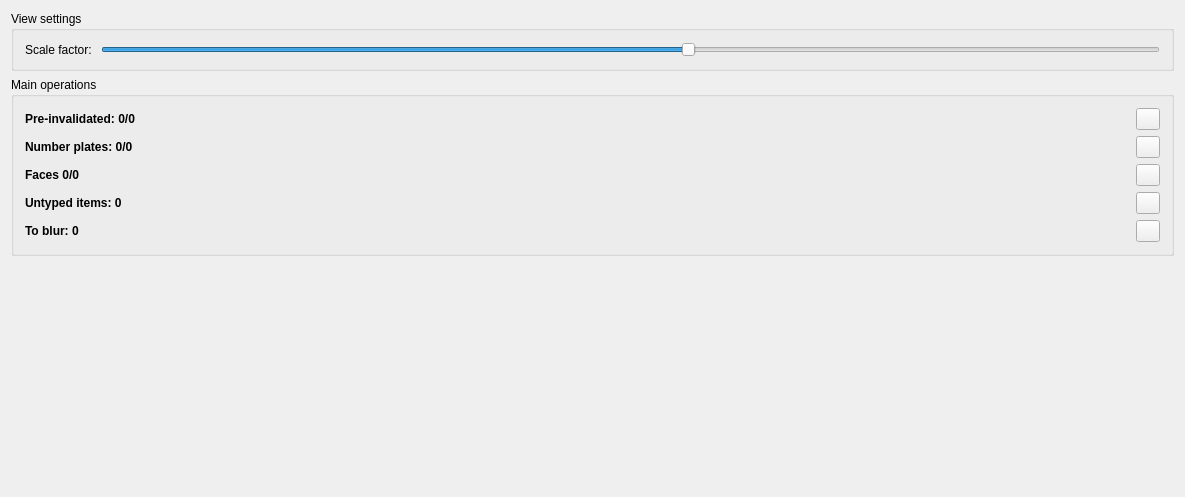
First picture: the form in ui/mainwindow.ui, repository 3d4pi/yafdb-validator, before the edit.
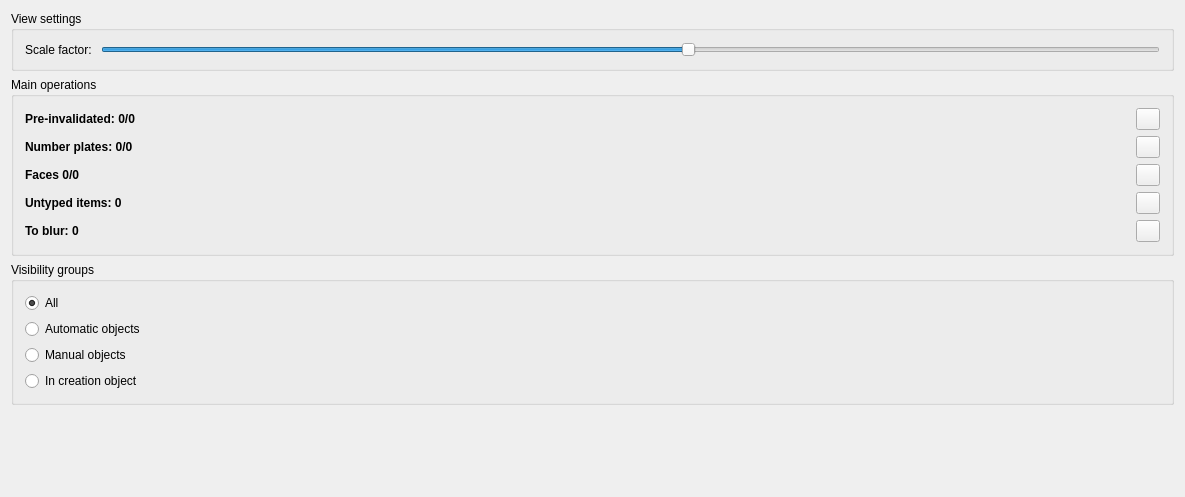
Second picture: the form after the edit. Icons and pictures are not drawn.

Commit message: Added visibility groups

```diff
--- a/ui/mainwindow.ui
+++ b/ui/mainwindow.ui
@@ -284,6 +284,46 @@
         </layout>
        </widget>
       </item>
+      <item row="3" column="6">
+       <widget class="QGroupBox" name="groupBox_3">
+        <property name="title">
+         <string>Visibility groups</string>
+        </property>
+        <layout class="QGridLayout" name="gridLayout_6">
+         <item row="0" column="0">
+          <widget class="QRadioButton" name="allVisRadio">
+           <property name="text">
+            <string>All</string>
+           </property>
+           <property name="checked">
+            <bool>true</bool>
+           </property>
+          </widget>
+         </item>
+         <item row="2" column="0">
+          <widget class="QRadioButton" name="manualVisRadio">
+           <property name="text">
+            <string>Manual objects</string>
+           </property>
+          </widget>
+         </item>
+         <item row="1" column="0">
+          <widget class="QRadioButton" name="autoVisRadio">
+           <property name="text">
+            <string>Automatic objects</string>
+           </property>
+          </widget>
+         </item>
+         <item row="3" column="0">
+          <widget class="QRadioButton" name="inCreationVisRadio">
+           <property name="text">
+            <string>In creation object</string>
+           </property>
+          </widget>
+         </item>
+        </layout>
+       </widget>
+      </item>
      </layout>
     </item>
    </layout>
```
The commit also changes 5 other files.
